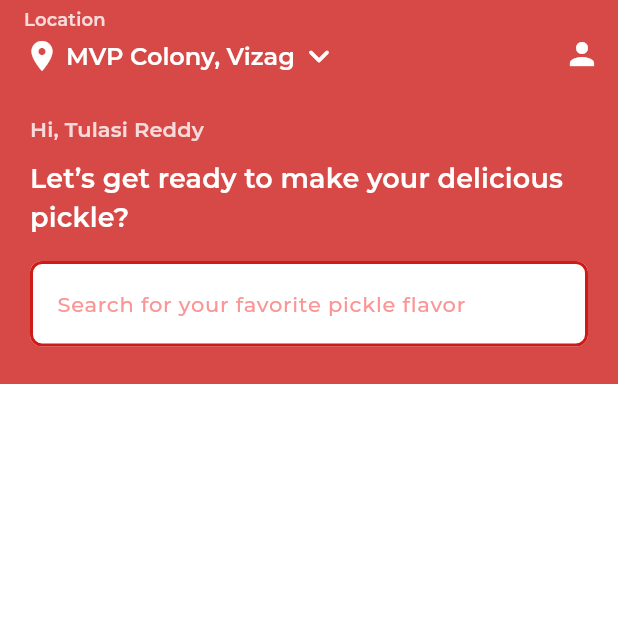
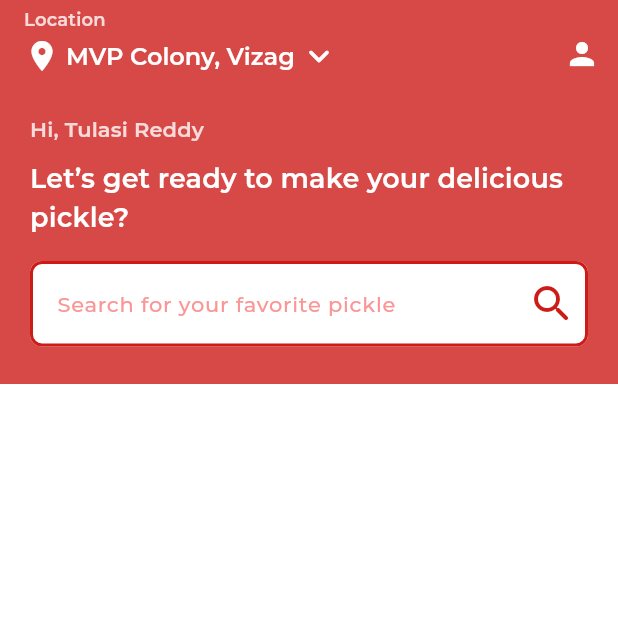
Before and after one commit to tulasireddytulasi/SpicyPickles, a Flutter app: the screen it shows after launch, on a phone screen of 412 x 824 dp, the top half of it. Run offline on Flutter 3.47's test engine with Material 3 defaults, Android fonts, the phone set to English and light mode, and no system bars.

Commit message:
Implemented TextField Icon

```diff
--- a/lib/presentation/home/home.dart
+++ b/lib/presentation/home/home.dart
@@ -125,9 +125,10 @@ class _HomeScreenState extends State<HomeScreen> {
                   TextFormFieldWidget(
                     maxWidth: double.infinity,
                     controller: _aadhaarNoController,
-                    hintText: "Search for your favorite pickle flavor",
+                    hintText: "Search for your favorite pickle",
                     textInputType: TextInputType.text,
                     actionKeyboard: TextInputAction.search,
+                    suffixIcon: const Icon(Icons.search_rounded, size: 32, color: AppColors.vibrantRed),
                     maxLength: 100,
                     onChanged: (value) {},
                     onClick: (value) {
--- a/lib/presentation/widgets/text_form_widget.dart
+++ b/lib/presentation/widgets/text_form_widget.dart
@@ -5,6 +5,7 @@ import 'package:spicypickles/core/utils/app_colors.dart';
 
 class TextFormFieldWidget extends StatefulWidget {
   final TextInputType? textInputType;
+  final Widget? suffixIcon;
   final String hintText;
   final TextEditingController controller;
   final TextInputAction? actionKeyboard;
@@ -35,6 +36,7 @@ class TextFormFieldWidget extends StatefulWidget {
     this.onClick,
     this.isOnClickDisabled = false,
     this.readOnly = false,
+    this.suffixIcon,
   });
 
   @override
@@ -79,6 +81,7 @@ class _TextFormFieldWidgetState extends State<TextFormFieldWidget> {
         hintStyle: themeProvider.inputDecorationTheme.hintStyle?.copyWith(fontSize: 14),
         errorMaxLines: 3,
         counterText: "",
+        suffixIcon: widget.suffixIcon,
       ),
       controller: widget.controller,
       validator: widget.onValidate,
```
